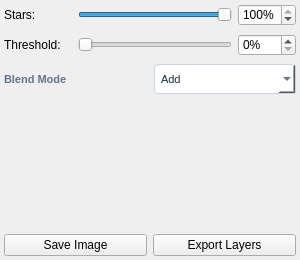
This is src/startrails/ui/step_finish_recombine.ui in gkyle/startrails as Qt 5 draws it before an edit. The edited form follows.
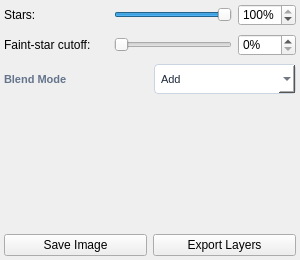
This is the edited form.

Commit message: recombine threshold

The edit to the form file:
```diff
--- a/src/startrails/ui/step_finish_recombine.ui
+++ b/src/startrails/ui/step_finish_recombine.ui
@@ -56,13 +56,13 @@
       <widget class="QLabel" name="lbl_star_amount_title">
        <property name="minimumSize">
         <size>
-         <width>68</width>
+         <width>104</width>
          <height>0</height>
         </size>
        </property>
        <property name="maximumSize">
         <size>
-         <width>68</width>
+         <width>104</width>
          <height>16777215</height>
         </size>
        </property>
@@ -147,18 +147,18 @@
       <widget class="QLabel" name="lbl_star_threshold_title">
        <property name="minimumSize">
         <size>
-         <width>68</width>
+         <width>104</width>
          <height>0</height>
         </size>
        </property>
        <property name="maximumSize">
         <size>
-         <width>68</width>
+         <width>104</width>
          <height>16777215</height>
         </size>
        </property>
        <property name="text">
-        <string>Threshold:</string>
+        <string>Faint-star cutoff:</string>
        </property>
        <property name="buddy">
         <cstring>spin_star_threshold</cstring>
@@ -180,13 +180,13 @@
         <number>0</number>
        </property>
        <property name="maximum">
-        <number>100</number>
+        <number>50</number>
        </property>
        <property name="singleStep">
         <number>1</number>
        </property>
        <property name="pageStep">
-        <number>10</number>
+        <number>5</number>
        </property>
        <property name="value">
         <number>0</number>
```
Left out of the diff: 8 changed lines with no effect on the pictures. The commit also changes 4 other files.
